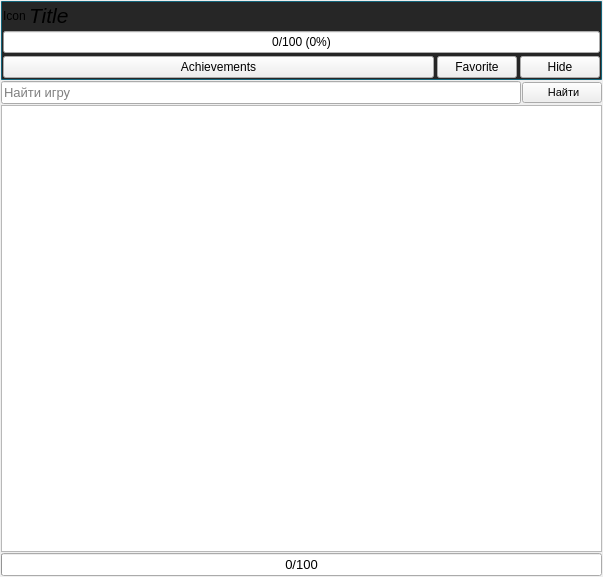
Qt form AraSteamManager/subform/formgames.ui (Arankir/AraSteamManager) before a commit.
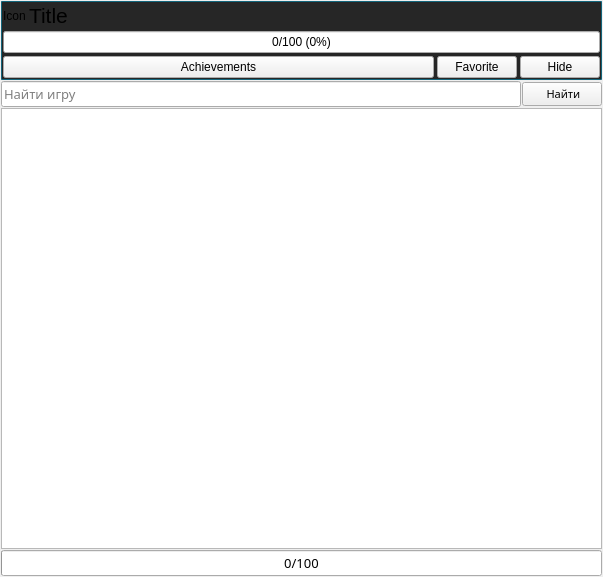
The same form after that commit.

The edit to the form file:
```diff
--- a/AraSteamManager/subform/formgames.ui
+++ b/AraSteamManager/subform/formgames.ui
@@ -12,6 +12,7 @@
   </property>
   <property name="font">
    <font>
+    <family>Ebrima</family>
     <pointsize>10</pointsize>
    </font>
   </property>
@@ -82,7 +83,6 @@
           <property name="font">
            <font>
             <pointsize>16</pointsize>
-            <italic>true</italic>
            </font>
           </property>
           <property name="text">
@@ -148,6 +148,7 @@
       <widget class="QLineEdit" name="LineEditGame">
        <property name="font">
         <font>
+         <family>Ebrima</family>
          <pointsize>10</pointsize>
         </font>
        </property>
@@ -163,6 +164,7 @@
        </property>
        <property name="font">
         <font>
+         <family>Ebrima</family>
          <pointsize>8</pointsize>
         </font>
        </property>
@@ -174,7 +176,11 @@
     </layout>
    </item>
    <item>
-    <widget class="QTableWidget" name="TableWidgetGames"/>
+    <widget class="QTableWidget" name="TableWidgetGames">
+     <attribute name="verticalHeaderVisible">
+      <bool>false</bool>
+     </attribute>
+    </widget>
    </item>
    <item>
     <widget class="QProgressBar" name="ProgressBarLoading">
```
